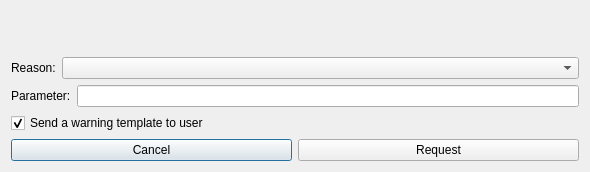
Before: the Qt Designer form src/huggle_ui/speedyform.ui in huggle/huggle3-qt-lx, drawn with Qt 5.
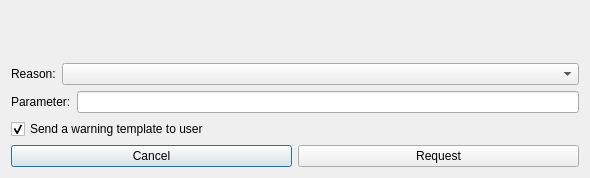
After: the same form once the commit is applied. Icons and pictures are not drawn.

Commit message:
speedy form - renamed generic object names
to improve readability of code, it wasn't clear what is what

```diff
--- a/src/huggle_ui/speedyform.ui
+++ b/src/huggle_ui/speedyform.ui
@@ -7,7 +7,7 @@
     <x>0</x>
     <y>0</y>
     <width>590</width>
-    <height>172</height>
+    <height>178</height>
    </rect>
   </property>
   <property name="windowTitle">
```
Left out of the diff: 12 changed lines with no effect on the pictures. The commit also changes 2 other files.
